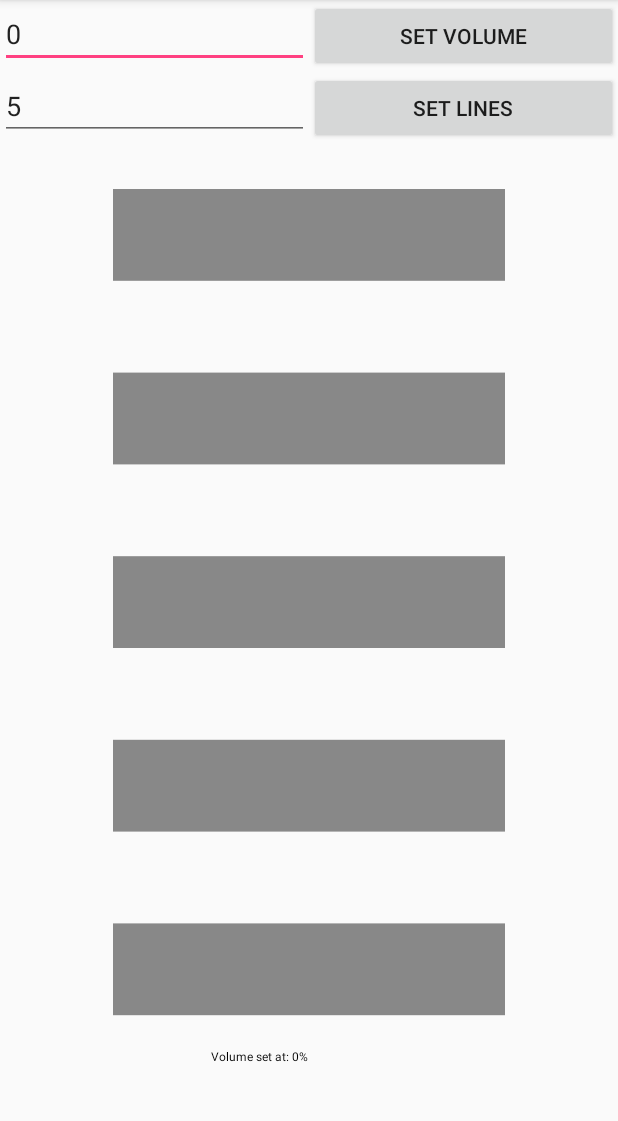
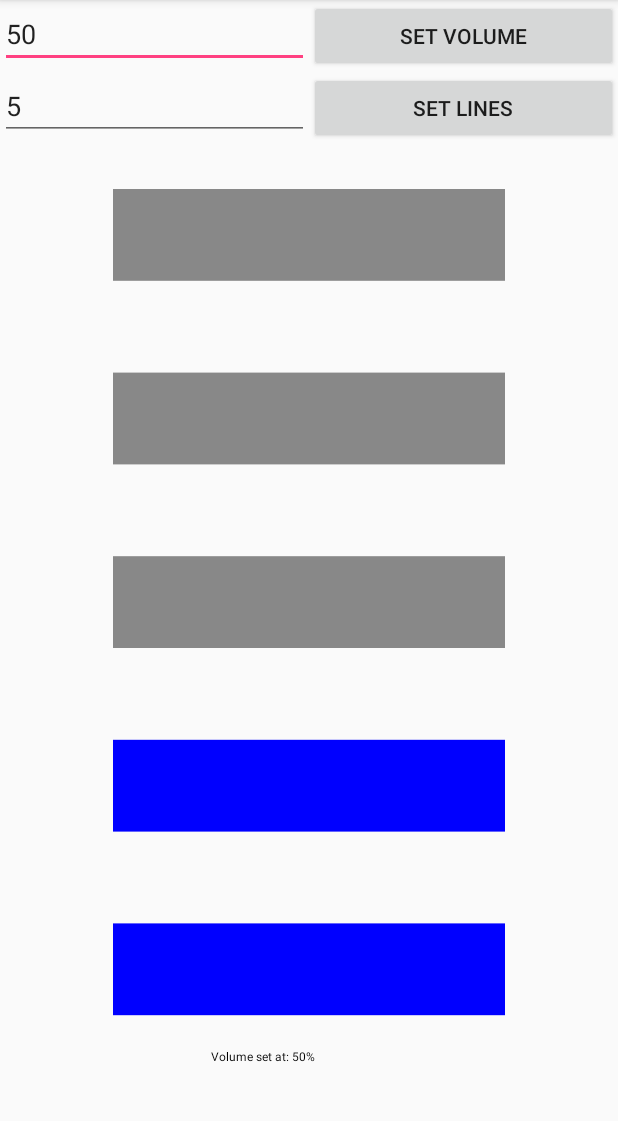
Before and after one commit to semrov/VolumeControlView, an Android app: the screen it shows after launch (MainActivity), after a tap on "SET VOLUME", on a phone screen of 412 x 824 dp, the part 84-1205 px from its top. Run offline under Robolectric (Android 15) with nearby library versions, the phone set to English and light mode, and no system bars; 1 other tap on this screen came first.

Commit message:
Volume edit text is set to new volume, when user taps on VolumeControlView

```diff
--- a/app/src/main/java/com/jure/semrov/volumecontrol/MainActivity.kt
+++ b/app/src/main/java/com/jure/semrov/volumecontrol/MainActivity.kt
@@ -40,6 +40,7 @@
 
     private fun setVolume(volume : Int)
     {
+        et_volume.setText(volume.toString())
         val volume = volume / 100F
         val maxVolume = audioManager.getStreamMaxVolume(AudioManager.STREAM_MUSIC)
         audioManager.setStreamVolume(AudioManager.STREAM_MUSIC,(volume*maxVolume).toInt(),0)
```
